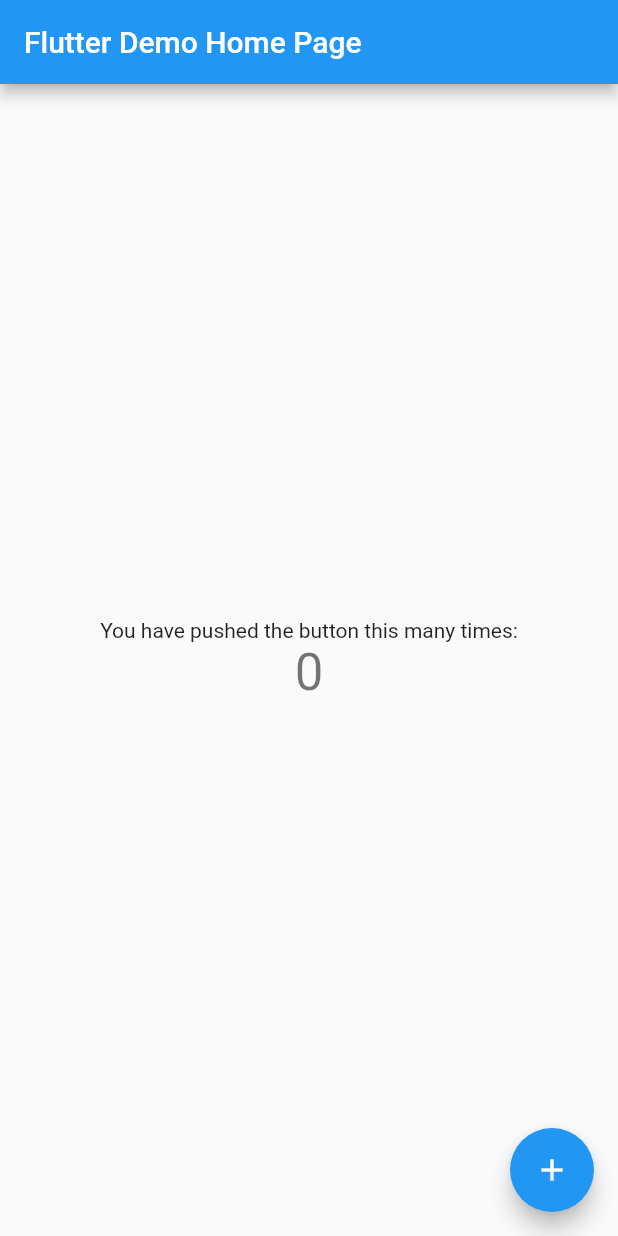
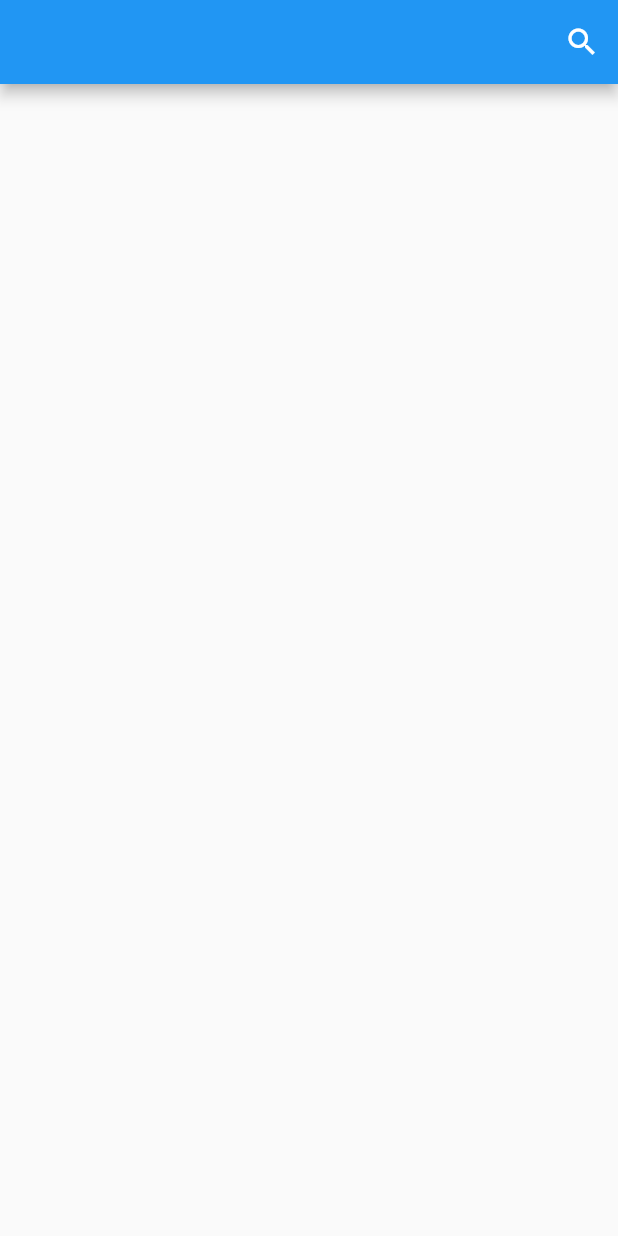
Before and after one commit to RahimCml/sine_fil_app, a Flutter app: the screen it shows after launch, on a phone screen of 412 x 824 dp. Run offline on Flutter 3.47's test engine with Material 2 defaults, Android fonts, the phone set to English and light mode, and no system bars.

Commit message:
Create seachAppBar

```diff
--- /dev/null
+++ b/lib/constants/app_bar.dart
@@ -0,0 +1,20 @@
+import 'package:flutter/material.dart';
+import '../delegates/custom_search_delegate.dart';
+
+class AppBarConstant {
+  static AppBar appBar(BuildContext context) {
+    return AppBar(
+      actions: [
+        IconButton(
+          onPressed: () {
+            showSearch(
+              context: context,
+              delegate: CustomSearchDelegate(),
+            );
+          },
+          icon: const Icon(Icons.search),
+        ),
+      ],
+    );
+  }
+}
--- /dev/null
+++ b/lib/delegates/custom_search_delegate.dart
@@ -0,0 +1,27 @@
+import 'package:flutter/material.dart';
+
+class CustomSearchDelegate extends SearchDelegate {
+  @override
+  List<Widget>? buildActions(BuildContext context) {
+    // TODO: implement buildActions
+    throw UnimplementedError();
+  }
+
+  @override
+  Widget? buildLeading(BuildContext context) {
+    // TODO: implement buildLeading
+    throw UnimplementedError();
+  }
+
+  @override
+  Widget buildResults(BuildContext context) {
+    // TODO: implement buildResults
+    throw UnimplementedError();
+  }
+
+  @override
+  Widget buildSuggestions(BuildContext context) {
+    // TODO: implement buildSuggestions
+    throw UnimplementedError();
+  }
+}
--- a/lib/main.dart
+++ b/lib/main.dart
@@ -1,4 +1,5 @@
 import 'package:flutter/material.dart';
+import 'package:sine_fil_app/pages/home_page.dart';
 
 void main() {
   runApp(const MyApp());
@@ -13,103 +14,9 @@
     return MaterialApp(
       title: 'Flutter Demo',
       theme: ThemeData(
-        // This is the theme of your application.
-        //
-        // Try running your application with "flutter run". You'll see the
-        // application has a blue toolbar. Then, without quitting the app, try
-        // changing the primarySwatch below to Colors.green and then invoke
-        // "hot reload" (press "r" in the console where you ran "flutter run",
-        // or simply save your changes to "hot reload" in a Flutter IDE).
-        // Notice that the counter didn't reset back to zero; the application
-        // is not restarted.
         primarySwatch: Colors.blue,
       ),
-      home: const MyHomePage(title: 'Flutter Demo Home Page'),
+      home: const HomePage(),
     );
   }
 }
-
-class MyHomePage extends StatefulWidget {
-  const MyHomePage({super.key, required this.title});
-
-  // This widget is the home page of your application. It is stateful, meaning
-  // that it has a State object (defined below) that contains fields that affect
-  // how it looks.
-
-  // This class is the configuration for the state. It holds the values (in this
-  // case the title) provided by the parent (in this case the App widget) and
-  // used by the build method of the State. Fields in a Widget subclass are
-  // always marked "final".
-
-  final String title;
-
-  @override
-  State<MyHomePage> createState() => _MyHomePageState();
-}
-
-class _MyHomePageState extends State<MyHomePage> {
-  int _counter = 0;
-
-  void _incrementCounter() {
-    setState(() {
-      // This call to setState tells the Flutter framework that something has
-      // changed in this State, which causes it to rerun the build method below
-      // so that the display can reflect the updated values. If we changed
-      // _counter without calling setState(), then the build method would not be
-      // called again, and so nothing would appear to happen.
-      _counter++;
-    });
-  }
-
-  @override
-  Widget build(BuildContext context) {
-    // This method is rerun every time setState is called, for instance as done
-    // by the _incrementCounter method above.
-    //
-    // The Flutter framework has been optimized to make rerunning build methods
-    // fast, so that you can just rebuild anything that needs updating rather
-    // than having to individually change instances of widgets.
-    return Scaffold(
-      appBar: AppBar(
-        // Here we take the value from the MyHomePage object that was created by
-        // the App.build method, and use it to set our appbar title.
-        title: Text(widget.title),
-      ),
-      body: Center(
-        // Center is a layout widget. It takes a single child and positions it
-        // in the middle of the parent.
-        child: Column(
-          // Column is also a layout widget. It takes a list of children and
-          // arranges them vertically. By default, it sizes itself to fit its
-          // children horizontally, and tries to be as tall as its parent.
-          //
-          // Invoke "debug painting" (press "p" in the console, choose the
-          // "Toggle Debug Paint" action from the Flutter Inspector in Android
-          // Studio, or the "Toggle Debug Paint" command in Visual Studio Code)
-          // to see the wireframe for each widget.
-          //
-          // Column has various properties to control how it sizes itself and
-          // how it positions its children. Here we use mainAxisAlignment to
-          // center the children vertically; the main axis here is the vertical
-          // axis because Columns are vertical (the cross axis would be
-          // horizontal).
-          mainAxisAlignment: MainAxisAlignment.center,
-          children: <Widget>[
-            const Text(
-              'You have pushed the button this many times:',
-            ),
-            Text(
-              '$_counter',
-              style: Theme.of(context).textTheme.headlineMedium,
-            ),
-          ],
-        ),
-      ),
-      floatingActionButton: FloatingActionButton(
-        onPressed: _incrementCounter,
-        tooltip: 'Increment',
-        child: const Icon(Icons.add),
-      ), // This trailing comma makes auto-formatting nicer for build methods.
-    );
-  }
-}
--- /dev/null
+++ b/lib/pages/home_page.dart
@@ -0,0 +1,24 @@
+import 'package:flutter/material.dart';
+import 'package:sine_fil_app/constants/app_bar.dart';
+
+class HomePage extends StatefulWidget {
+  const HomePage({super.key});
+
+  @override
+  State<HomePage> createState() => _HomePageState();
+}
+
+class _HomePageState extends State<HomePage> {
+  @override
+  Widget build(BuildContext context) {
+    return Scaffold(
+      appBar: AppBarConstant.appBar(context),
+      body: Column(
+        children: [
+          //films list
+          Row()
+        ],
+      ),
+    );
+  }
+}
```
